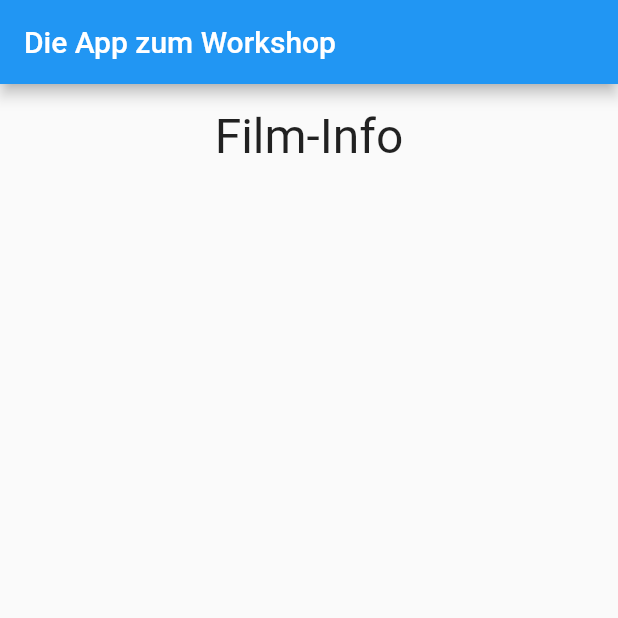
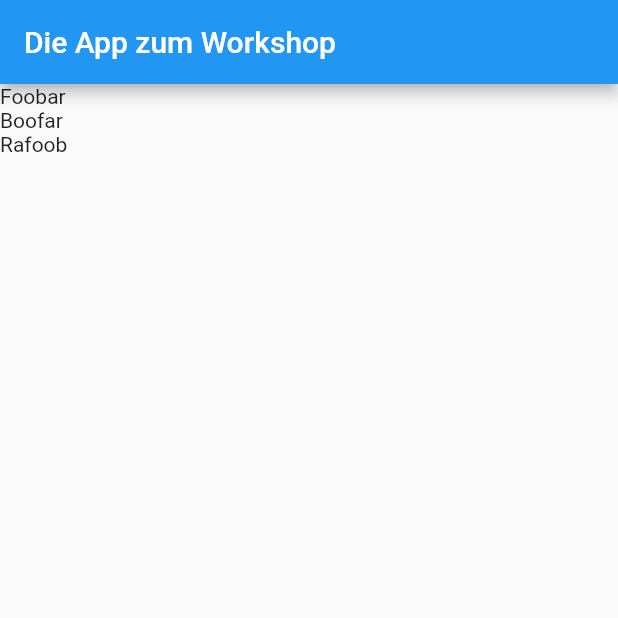
Before and after one commit to appnoe/flutter.pro, a Flutter app: the screen it shows after launch, on a phone screen of 412 x 824 dp, the top half of it. Run offline on Flutter 3.47's test engine with Material 2 defaults, Android fonts, the phone set to English and light mode, and no system bars.

Commit message:
add table
Signed-off-by: Klaus M. Rodewig <kmr@appnoe.com>

```diff
--- a/workshop_app/lib/main.dart
+++ b/workshop_app/lib/main.dart
@@ -34,17 +34,12 @@ class _MyHomePageState extends State<MyHomePage> {
         appBar: AppBar(
           title: Text(widget.title),
         ),
-        body: Row(
-          children: const [
-            Padding(
-              padding: EdgeInsets.all(16.0),
-              child: Text(
-                "Film-Info",
-                style: TextStyle(fontSize: 32),
-              ),
-            ),
+        body: Table(
+          children: [
+            TableRow(children: [Text("Foobar")]),
+            TableRow(children: [Text("Boofar")]),
+            TableRow(children: [Text("Rafoob")])
           ],
-          mainAxisAlignment: MainAxisAlignment.center,
         ));
   }
 }
```
